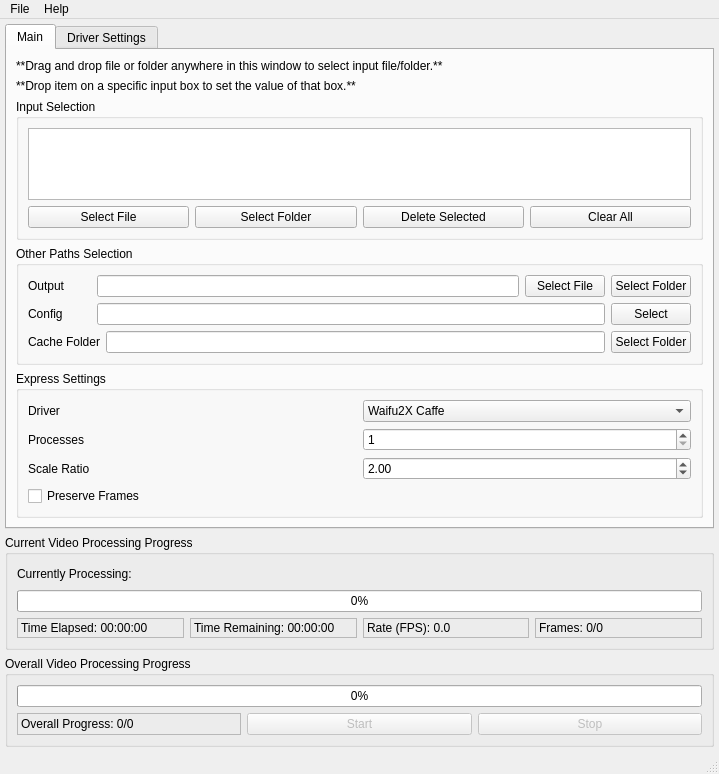
k4yt3x/video2x, file src/video2x_gui.ui: the form before one commit.
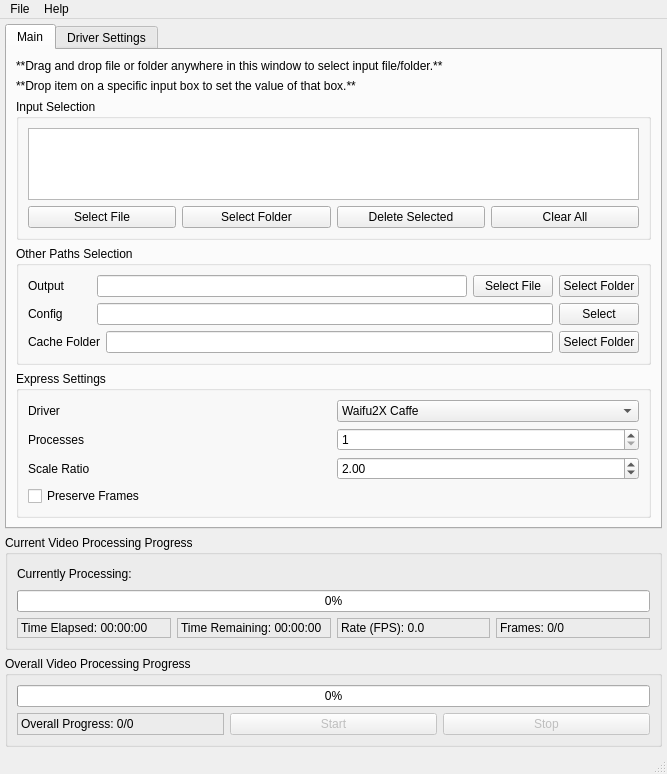
The form after the commit.

Commit message: adjusted GUI dimensions

Patch:
```diff
--- a/src/video2x_gui.ui
+++ b/src/video2x_gui.ui
@@ -6,8 +6,8 @@
    <rect>
     <x>0</x>
     <y>0</y>
-    <width>719</width>
-    <height>740</height>
+    <width>667</width>
+    <height>768</height>
    </rect>
   </property>
   <property name="acceptDrops">
@@ -1553,7 +1553,7 @@
     <rect>
      <x>0</x>
      <y>0</y>
-     <width>719</width>
+     <width>667</width>
      <height>21</height>
     </rect>
    </property>
```
Left out of the diff: 200 changed lines with no effect on the pictures. The commit also changes 1 other file.
